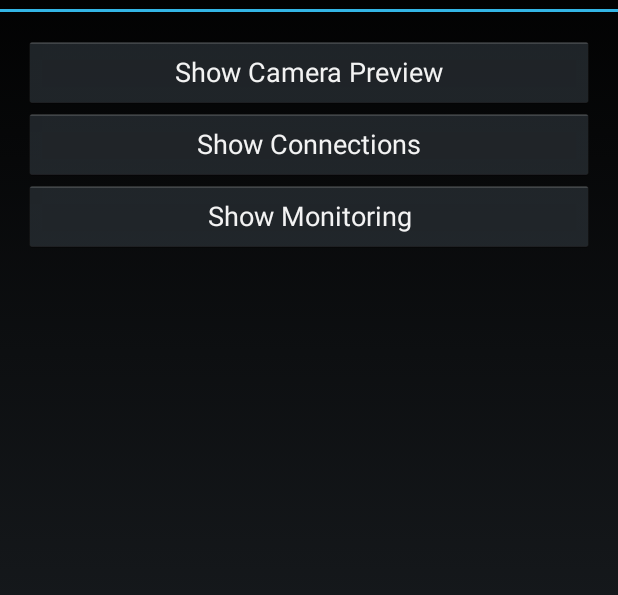
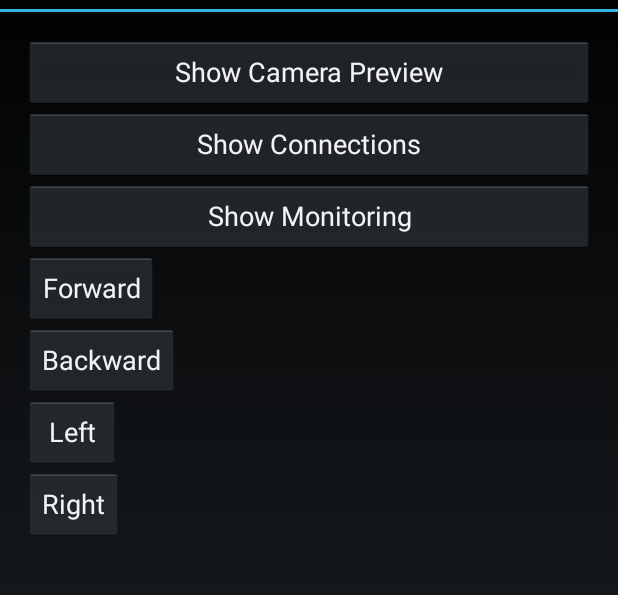
Before and after one commit to Eragon666/netcentric-2, an Android app: the screen it shows after launch (MainActivity), on a phone screen of 412 x 824 dp, the part 60-655 px from its top. Run offline under Robolectric (Android 15) with nearby library versions, the phone set to English and light mode, and no system bars; libraries missing offline, so code that uses them is left out: net.sourceforge.zbar; 6 statements that could not run were skipped.

Commit message:
QR scanner scans when onmibot arrives on location. Omnibot sends message, that it's ok to scan now. Added temporary buttons to test the movement of the omnibot.

```diff
--- a/RobotApp/app/src/main/java/uva/nc/app/MainActivity.java
+++ b/RobotApp/app/src/main/java/uva/nc/app/MainActivity.java
@@ -70,6 +70,7 @@ public class MainActivity extends ServiceActivity {
 
     // ID's for commands on mBed.
     // TODO mbed command id's
+    private static final int COMMAND_DRIVE = 1;
 
     // BT Controls.
     private TextView listenerStatusText;
@@ -179,6 +180,43 @@ public class MainActivity extends ServiceActivity {
                     mbedLayout.setVisibility(View.GONE);
                     showMbedLayout.setText("Show Connections");
                 }
+            }
+        });
+        // TODO temporary random direction button, will be automated
+        Button tempButton = (Button)findViewById(R.id.temp);
+        tempButton.setOnClickListener(new OnClickListener() {
+            public void onClick(View v) {
+                float[] args = new float[1];
+                args[0] = 1.0f;
+
+                getMbed().manager.write(new MbedRequest(COMMAND_DRIVE, args));
+            }
+        });
+        Button temp2Button = (Button)findViewById(R.id.temp2);
+        temp2Button.setOnClickListener(new OnClickListener() {
+            public void onClick(View v) {
+                float[] args = new float[1];
+                args[0] = 2.0f;
+
+                getMbed().manager.write(new MbedRequest(COMMAND_DRIVE, args));
+            }
+        });
+        Button temp3Button = (Button)findViewById(R.id.temp3);
+        temp3Button.setOnClickListener(new OnClickListener() {
+            public void onClick(View v) {
+                float[] args = new float[1];
+                args[0] = 3.0f;
+
+                getMbed().manager.write(new MbedRequest(COMMAND_DRIVE, args));
+            }
+        });
+        Button temp4Button = (Button)findViewById(R.id.temp4);
+        temp4Button.setOnClickListener(new OnClickListener() {
+            public void onClick(View v) {
+                float[] args = new float[1];
+                args[0] = 4.0f;
+
+                getMbed().manager.write(new MbedRequest(COMMAND_DRIVE, args));
             }
         });
 
@@ -435,14 +473,14 @@ public class MainActivity extends ServiceActivity {
                     boolean roaming = true;
                     toastShort("From master:\n" + currentLocation);
                     while(!sent) {
-                        if(roaming)
-                            direction = RandomDirection();
-                        else
-                            direction = KortstePadSolver(currentLocation, finalDestination);
+                        //if(roaming)
+                            //direction = RandomDirection();
+                        //else
+                            //direction = KortstePadSolver(currentLocation, finalDestination);
                         final BluetoothService bluetooth = getBluetooth();
                         if(bluetooth != null) {
                             if (bluetooth.slave.isConnected()) {
-                                bluetooth.slave.sendToMaster(currentLocation, finalDestination);
+                                //bluetooth.slave.sendToMaster(currentLocation, finalDestination);
                             }
                         }
                     }
@@ -451,7 +489,7 @@ public class MainActivity extends ServiceActivity {
                     boolean confirmation = Boolean.valueOf(String.valueOf(obj));
                     if (confirmation) {
                         // TODO Send 'direction' to MBED through USB
-                        currentLocation = UpdateLocation(currentLocation, direction);
+                        //currentLocation = UpdateLocation(currentLocation, direction);
                         sent = true;
                     }
                 } else {
@@ -470,6 +508,23 @@ public class MainActivity extends ServiceActivity {
 
                     float[] values = response.getValues();
                     // TODO do something with received Mbed values
+                    if (response.getCommandId() == COMMAND_DRIVE) {
+                        if (values == null || values.length != 1) {
+                            toastShort("Error!");
+                        } else {
+                            // TODO if ok to scan (need to use values[])
+                            if((int)values[0] == 0) {
+                                if (barcodeScanned) {
+                                    barcodeScanned = false;
+                                    scanText.setText("Scanning...");
+                                    mCamera.setPreviewCallback(previewCb);
+                                    mCamera.startPreview();
+                                    previewing = true;
+                                    mCamera.autoFocus(autoFocusCB);
+                                }
+                            }
+                        }
+                    }
                 }
             }
         }
--- a/RobotApp/app/src/main/res/layout/activity_main.xml
+++ b/RobotApp/app/src/main/res/layout/activity_main.xml
@@ -144,7 +144,33 @@
                 android:visibility="gone"
                 android:id="@+id/debug_layout"
                 android:layout_width="fill_parent"
-                android:layout_height="fill_parent"></LinearLayout>
+                android:layout_height="fill_parent"/>
+
+            <Button
+                android:layout_width="wrap_content"
+                android:layout_height="wrap_content"
+                android:text="Forward"
+                android:id="@+id/temp"
+                android:layout_below="@+id/scrollView"
+                android:layout_centerHorizontal="true" />
+
+            <Button
+                android:layout_width="wrap_content"
+                android:layout_height="wrap_content"
+                android:text="Backward"
+                android:id="@+id/temp2" />
+
+            <Button
+                android:layout_width="wrap_content"
+                android:layout_height="wrap_content"
+                android:text="Left"
+                android:id="@+id/temp3" />
+
+            <Button
+                android:layout_width="wrap_content"
+                android:layout_height="wrap_content"
+                android:text="Right"
+                android:id="@+id/temp4" />
 
         </LinearLayout>
     </ScrollView>
```
